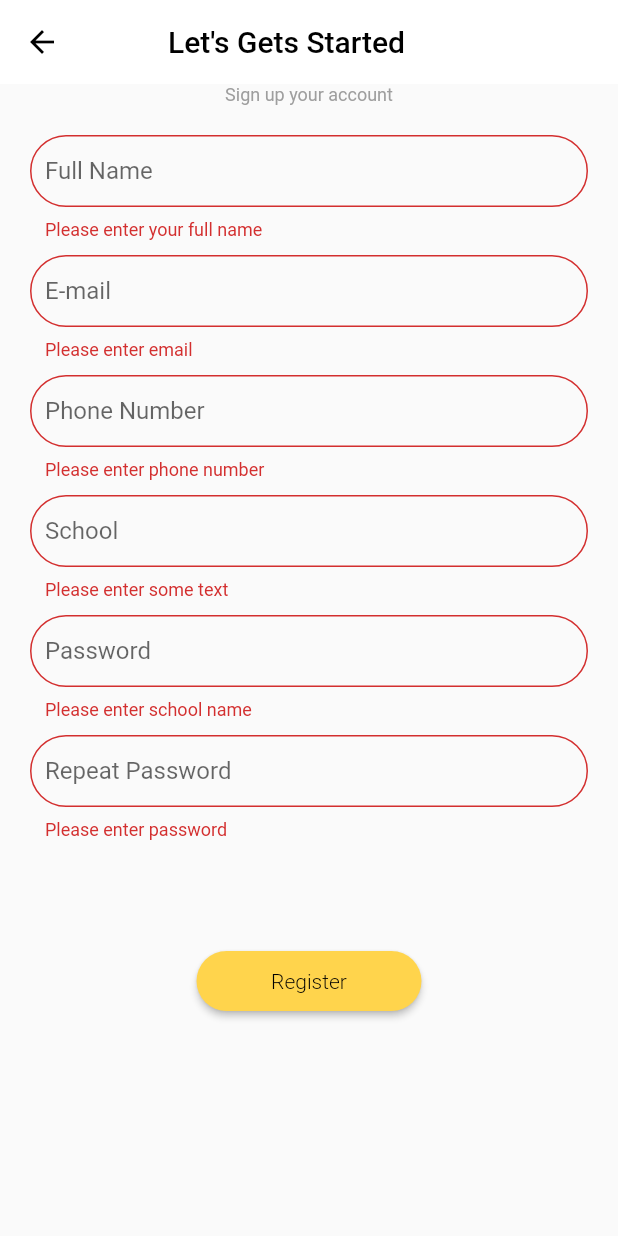
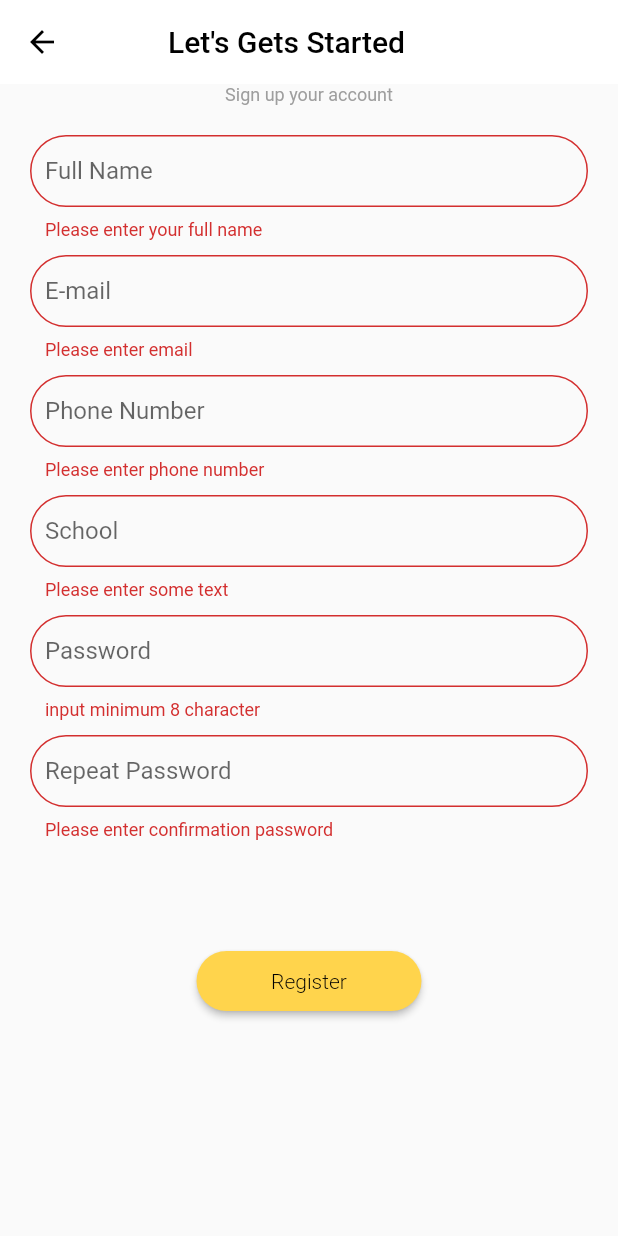
Before and after one commit to Mobile-Apps-Unpak/TA-Mobpro, a Flutter app: the RegistPage screen opened directly, after a tap on "Register", on a phone screen of 412 x 824 dp. Run offline on Flutter 3.47's test engine with Material 2 defaults, Android fonts, the light colour scheme and no system bars; our stand-ins replace cloud_firestore, firebase_auth, firebase_core, persistent_bottom_nav_bar_v2, webview_flutter; missing offline and left inert: dart:ffi; accounts and stored records are empty.

Commit message:
handling password weak

```diff
--- a/mobile/lib/regist_page.dart
+++ b/mobile/lib/regist_page.dart
@@ -137,8 +137,10 @@ class _RegistPageState extends State<RegistPage> {
                     TextFormField(
                       controller: passwordController,
                       validator: (value) {
-                        if (value == null || value.isEmpty) {
-                          return 'Please enter school name';
+                        if (value == null ||
+                            value.isEmpty ||
+                            value.length < 8) {
+                          return 'input minimum 8 character';
                         }
                         return null;
                       },
@@ -158,7 +160,7 @@ class _RegistPageState extends State<RegistPage> {
                       controller: passwordConfirmationController,
                       validator: (value) {
                         if (value == null || value.isEmpty) {
-                          return 'Please enter password';
+                          return 'Please enter confirmation password';
                         }
 
                         if (value != passwordController.text) {
```
Also changed, not shown: mobile/pubspec.lock, 1 other file.
